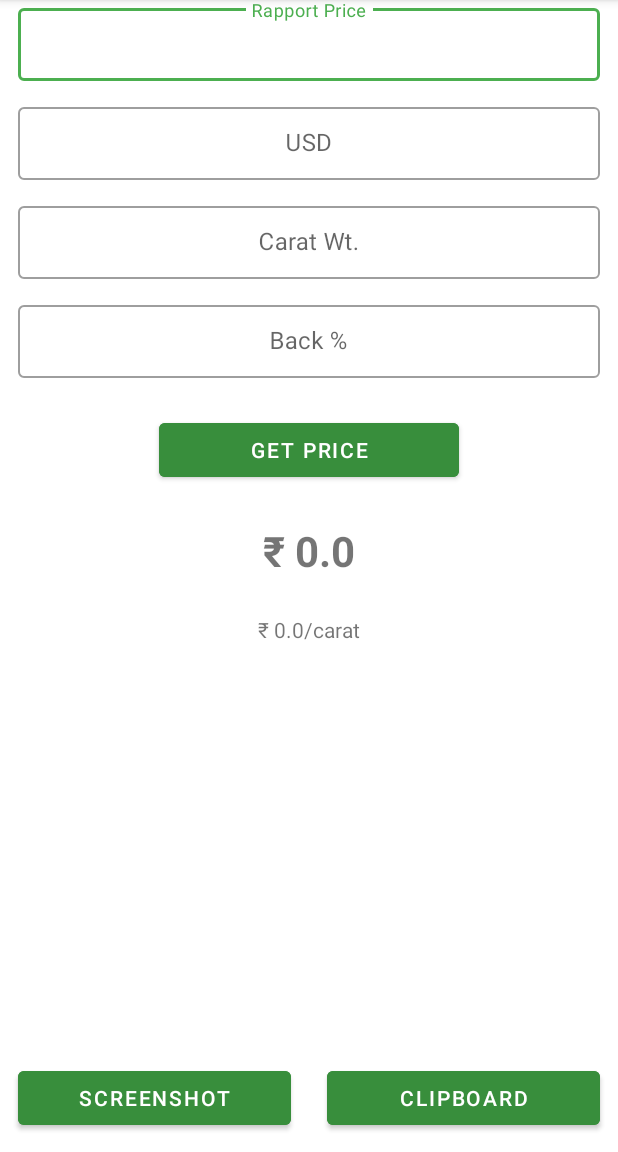
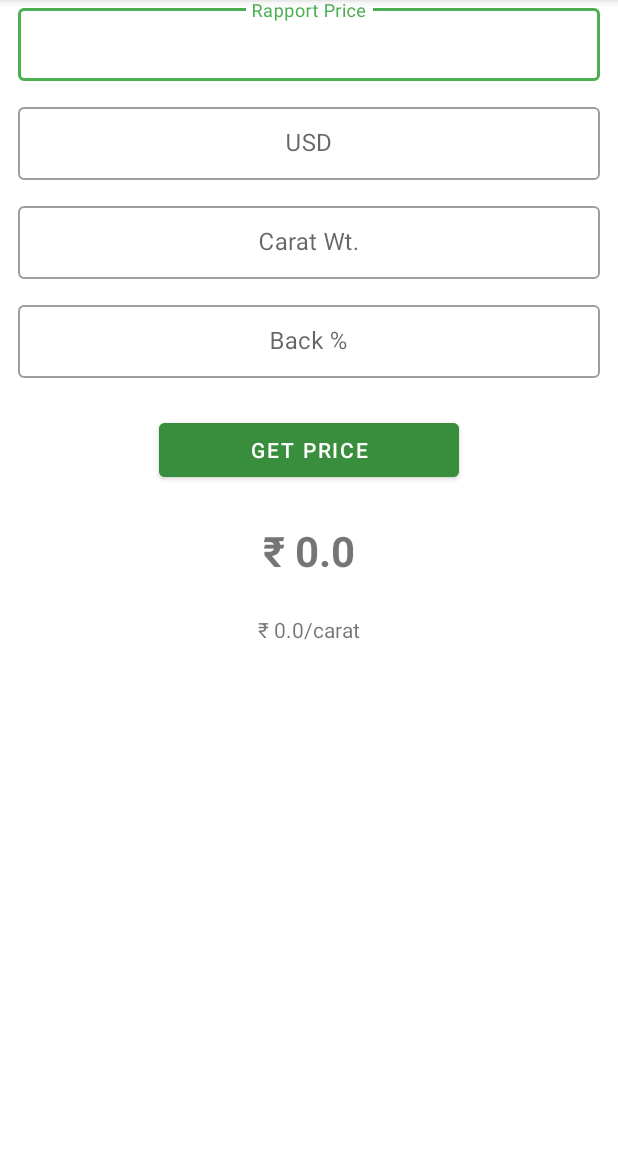
Before and after one commit to arnavjalui/Diamond-Price-Calculator, an Android app: the screen it shows after launch (MainActivity), on a phone screen of 412 x 824 dp, the part 84-1236 px from its top. Run offline under Robolectric (Android 15) with nearby library versions, the phone set to English and light mode, and no system bars.

Commit message:
👌 improve: hides screenshot button while the keyboard is on focus

```diff
--- a/app/src/main/java/ml/arnavjalui/diamondcalculator/MainActivity.java
+++ b/app/src/main/java/ml/arnavjalui/diamondcalculator/MainActivity.java
@@ -12,6 +12,7 @@ import android.os.Environment;
 import android.view.View;
 import android.widget.Button;
 import android.widget.EditText;
+import android.widget.LinearLayout;
 import android.widget.TextView;
 import android.widget.Toast;
 
@@ -31,6 +32,7 @@ public class MainActivity extends AppCompatActivity {
     Button btn, takeSS, copyBtn;
     TextView diamPrice, diamPricePerCarat;
     Double discPrice = 0.0, pricePerCarat = 0.0, rapoRate, usdRate, caratWt, backPc;
+    LinearLayout buttonLinearLayout;
 
     @Override
     protected void onCreate(Bundle savedInstanceState) {
@@ -43,6 +45,59 @@ public class MainActivity extends AppCompatActivity {
                 validateFields();
             }
         });
+
+        rapo = findViewById(R.id.rapo);
+        usd = findViewById(R.id.usd);
+        carat = findViewById(R.id.carat);
+        back = findViewById(R.id.back);
+        buttonLinearLayout = findViewById(R.id.buttonLinearLayout);
+
+
+        rapo.setOnFocusChangeListener(new View.OnFocusChangeListener() {
+            @Override
+            public void onFocusChange(View v, boolean hasFocus) {
+                if (hasFocus) {
+                    buttonLinearLayout.setVisibility(View.GONE);
+                } else {
+                    buttonLinearLayout.setVisibility(View.VISIBLE);
+                }
+            }
+        });
+
+
+        usd.setOnFocusChangeListener(new View.OnFocusChangeListener() {
+            @Override
+            public void onFocusChange(View v, boolean hasFocus) {
+                if (hasFocus) {
+                    buttonLinearLayout.setVisibility(View.GONE);
+                } else {
+                    buttonLinearLayout.setVisibility(View.VISIBLE);
+                }
+            }
+        });
+
+        carat.setOnFocusChangeListener(new View.OnFocusChangeListener() {
+            @Override
+            public void onFocusChange(View v, boolean hasFocus) {
+                if (hasFocus) {
+                    buttonLinearLayout.setVisibility(View.GONE);
+                } else {
+                    buttonLinearLayout.setVisibility(View.VISIBLE);
+                }
+            }
+        });
+
+        back.setOnFocusChangeListener(new View.OnFocusChangeListener() {
+            @Override
+            public void onFocusChange(View v, boolean hasFocus) {
+                if (hasFocus) {
+                    buttonLinearLayout.setVisibility(View.GONE);
+                } else {
+                    buttonLinearLayout.setVisibility(View.VISIBLE);
+                }
+            }
+        });
+
 
         takeSS = findViewById(R.id.takeSS);
         takeSS.setOnClickListener(new View.OnClickListener() {
@@ -57,6 +112,7 @@ public class MainActivity extends AppCompatActivity {
                 copyBtnPressed();
             }
         });
+
     }
 
     public void validateFields() {
--- a/app/src/main/res/layout/activity_main.xml
+++ b/app/src/main/res/layout/activity_main.xml
@@ -142,6 +142,7 @@
         </LinearLayout>
 
         <LinearLayout
+            android:id="@+id/buttonLinearLayout"
             android:layout_width="match_parent"
             android:layout_height="wrap_content"
             android:layout_alignParentBottom="true"
```
